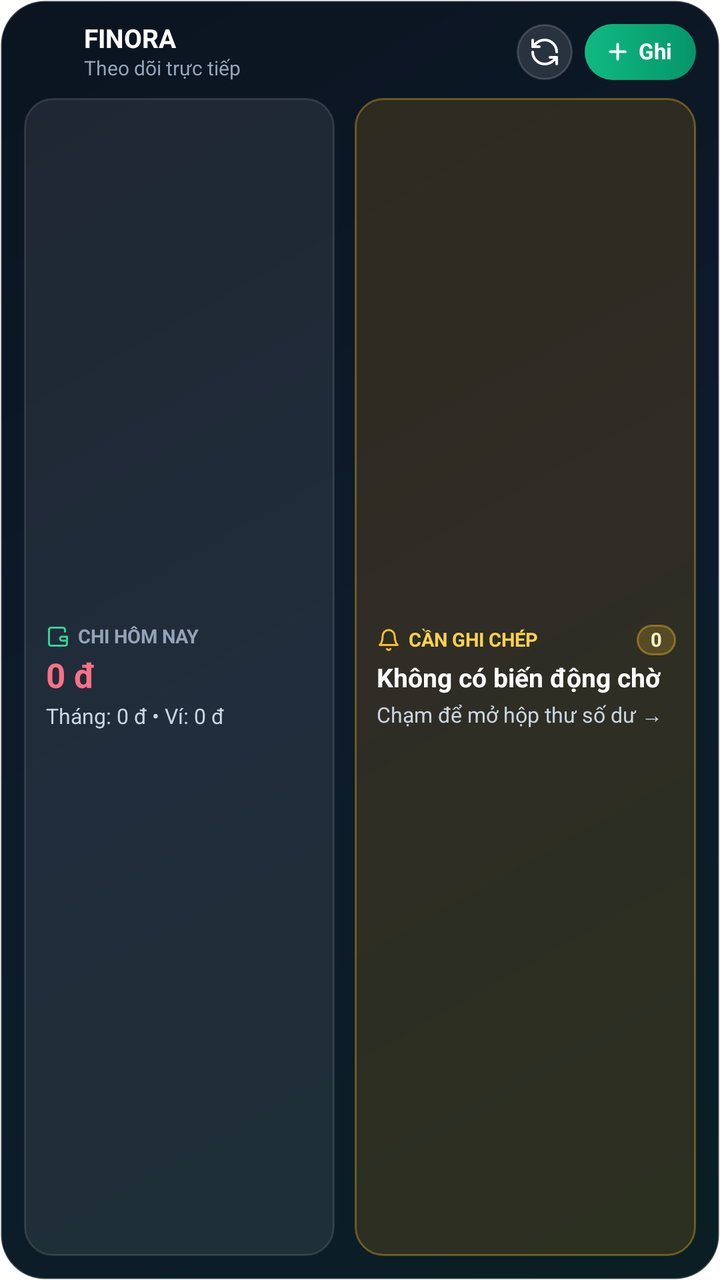
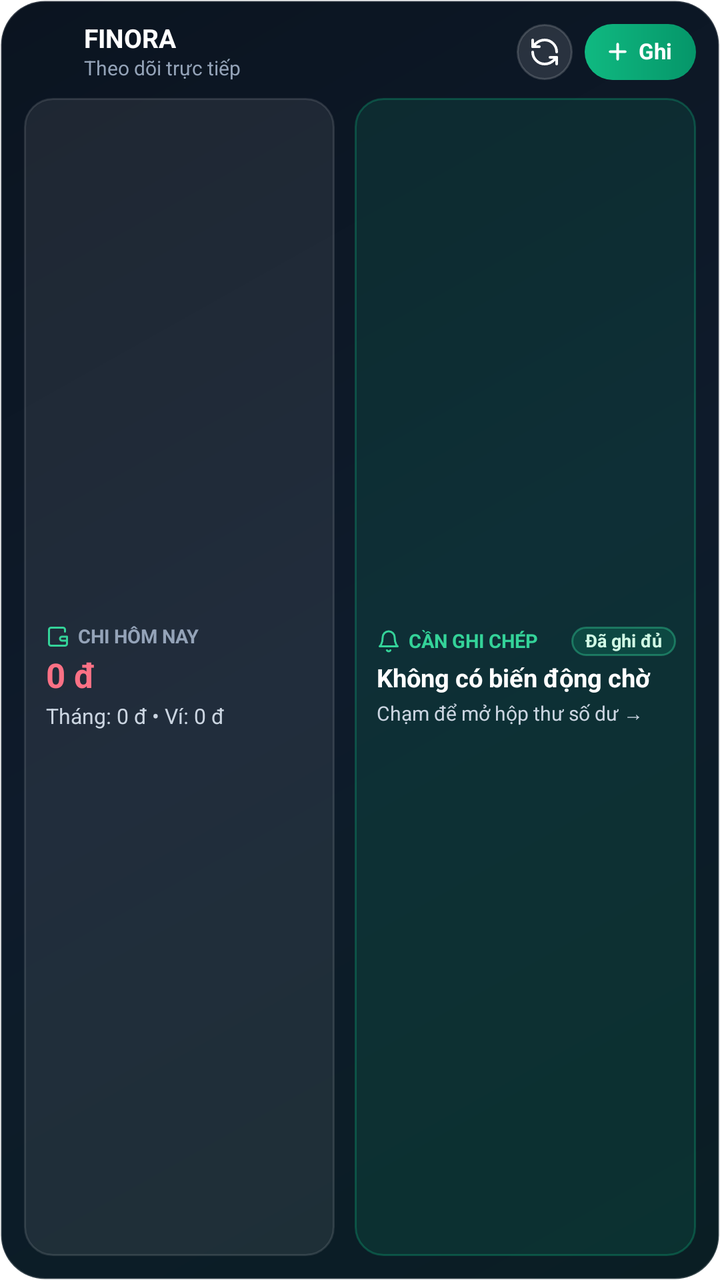

Screens rendered from an Android XML layout before and after an edit, with the pre-edit source and the edit as a unified diff.
<!-- AndroidManifest.xml: fallback theme Theme.MaterialComponents.DayNight.NoActionBar -->
<!-- res/layout/finora_widget_5x2.xml -->
<?xml version="1.0" encoding="utf-8"?>
<LinearLayout xmlns:android="http://schemas.android.com/apk/res/android"
    android:id="@+id/widget_root"
    android:layout_width="match_parent"
    android:layout_height="match_parent"
    android:background="@drawable/finora_widget_bg_dark"
    android:orientation="vertical"
    android:padding="12dp">

    
    <LinearLayout
        android:id="@+id/widget_header"
        android:layout_width="match_parent"
        android:layout_height="wrap_content"
        android:gravity="center_vertical"
        android:orientation="horizontal">

        <ImageView
            android:layout_width="22dp"
            android:layout_height="22dp"
            android:contentDescription="FINORA"
            android:src="@mipmap/ic_launcher_round" />

        <LinearLayout
            android:layout_width="0dp"
            android:layout_height="wrap_content"
            android:layout_marginStart="8dp"
            android:layout_weight="1"
            android:orientation="vertical">

            <TextView
                android:layout_width="wrap_content"
                android:layout_height="wrap_content"
                android:ellipsize="end"
                android:includeFontPadding="false"
                android:maxLines="1"
                android:text="FINORA"
                android:textColor="#FFFFFFFF"
                android:textSize="13sp"
                android:textStyle="bold" />

            <TextView
                android:id="@+id/widget_sync_time"
                android:layout_width="wrap_content"
                android:layout_height="wrap_content"
                android:layout_marginTop="1dp"
                android:ellipsize="end"
                android:includeFontPadding="false"
                android:maxLines="1"
                android:text="Theo dõi trực tiếp"
                android:textColor="#94A3B8"
                android:textSize="10sp" />
        </LinearLayout>

        <ImageView
            android:id="@+id/widget_btn_refresh"
            android:layout_width="28dp"
            android:layout_height="28dp"
            android:layout_marginEnd="6dp"
            android:background="@drawable/finora_widget_pill_glass"
            android:contentDescription="Làm mới"
            android:padding="6dp"
            android:src="@drawable/ic_widget_refresh" />

        <LinearLayout
            android:id="@+id/widget_btn_quick_add"
            android:layout_width="wrap_content"
            android:layout_height="28dp"
            android:background="@drawable/finora_widget_pill_primary"
            android:gravity="center_vertical"
            android:orientation="horizontal"
            android:paddingStart="10dp"
            android:paddingEnd="12dp">

            <ImageView
                android:layout_width="13dp"
                android:layout_height="13dp"
                android:contentDescription="Ghi nhanh"
                android:src="@drawable/ic_widget_plus" />

            <TextView
                android:layout_width="wrap_content"
                android:layout_height="wrap_content"
                android:layout_marginStart="4dp"
                android:includeFontPadding="false"
                android:text="Ghi"
                android:textColor="#FFFFFFFF"
                android:textSize="11sp"
                android:textStyle="bold" />
        </LinearLayout>
    </LinearLayout>

    
    <LinearLayout
        android:layout_width="match_parent"
        android:layout_height="0dp"
        android:layout_marginTop="9dp"
        android:layout_weight="1"
        android:orientation="horizontal">

        
        <LinearLayout
            android:id="@+id/widget_spend_tile"
            android:layout_width="0dp"
            android:layout_height="match_parent"
            android:layout_marginEnd="5dp"
            android:layout_weight="1.05"
            android:background="@drawable/finora_widget_tile_bg"
            android:gravity="center_vertical"
            android:orientation="vertical"
            android:paddingStart="11dp"
            android:paddingTop="8dp"
            android:paddingEnd="10dp"
            android:paddingBottom="8dp">

            <LinearLayout
                android:layout_width="match_parent"
                android:layout_height="wrap_content"
                android:gravity="center_vertical"
                android:orientation="horizontal">

                <ImageView
                    android:layout_width="12dp"
                    android:layout_height="12dp"
                    android:contentDescription="Chi tiêu"
                    android:src="@drawable/ic_widget_wallet" />

                <TextView
                    android:layout_width="wrap_content"
                    android:layout_height="wrap_content"
                    android:layout_marginStart="4dp"
                    android:ellipsize="end"
                    android:includeFontPadding="false"
                    android:maxLines="1"
                    android:text="CHI HÔM NAY"
                    android:textColor="#94A3B8"
                    android:textSize="9.5sp"
                    android:textStyle="bold" />
            </LinearLayout>

            <TextView
                android:id="@+id/widget_today_expense"
                android:layout_width="match_parent"
                android:layout_height="wrap_content"
                android:layout_marginTop="4dp"
                android:ellipsize="end"
                android:includeFontPadding="false"
                android:maxLines="1"
                android:text="0 đ"
                android:textColor="#FB7185"
                android:textSize="17sp"
                android:textStyle="bold" />

            <TextView
                android:id="@+id/widget_month_summary"
                android:layout_width="match_parent"
                android:layout_height="wrap_content"
                android:layout_marginTop="4dp"
                android:ellipsize="end"
                android:includeFontPadding="false"
                android:maxLines="1"
                android:text="Tháng: 0 đ • Ví: 0 đ"
                android:textColor="#CBD5E1"
                android:textSize="10.5sp" />
        </LinearLayout>

        
        <LinearLayout
            android:id="@+id/widget_pending_card"
            android:layout_width="0dp"
            android:layout_height="match_parent"
            android:layout_marginStart="5dp"
            android:layout_weight="1.15"
            android:background="@drawable/finora_widget_amber_card_bg"
            android:gravity="center_vertical"
            android:orientation="vertical"
            android:paddingStart="11dp"
            android:paddingTop="8dp"
            android:paddingEnd="10dp"
            android:paddingBottom="8dp">

            <LinearLayout
                android:layout_width="match_parent"
                android:layout_height="wrap_content"
                android:gravity="center_vertical"
                android:orientation="horizontal">

                <ImageView
                    android:layout_width="12dp"
                    android:layout_height="12dp"
                    android:contentDescription="Số dư chờ"
                    android:src="@drawable/ic_widget_bell" />

                <TextView
                    android:layout_width="0dp"
                    android:layout_height="wrap_content"
                    android:layout_marginStart="4dp"
                    android:layout_weight="1"
                    android:ellipsize="end"
                    android:includeFontPadding="false"
                    android:maxLines="1"
                    android:text="CẦN GHI CHÉP"
                    android:textColor="#FCD34D"
                    android:textSize="9.5sp"
                    android:textStyle="bold" />

                <TextView
                    android:id="@+id/widget_pending_badge_pill"
                    android:layout_width="wrap_content"
                    android:layout_height="wrap_content"
                    android:background="@drawable/finora_widget_pill_amber"
                    android:includeFontPadding="false"
                    android:paddingStart="7dp"
                    android:paddingTop="2dp"
                    android:paddingEnd="7dp"
                    android:paddingBottom="2dp"
                    android:text="0"
                    android:textColor="#FEF3C7"
                    android:textSize="9.5sp"
                    android:textStyle="bold" />
            </LinearLayout>

            <TextView
                android:id="@+id/widget_pending_headline"
                android:layout_width="match_parent"
                android:layout_height="wrap_content"
                android:layout_marginTop="4dp"
                android:ellipsize="end"
                android:includeFontPadding="false"
                android:maxLines="1"
                android:text="Không có biến động chờ"
                android:textColor="#FFFFFFFF"
                android:textSize="13sp"
                android:textStyle="bold" />

            <TextView
                android:id="@+id/widget_pending_sub"
                android:layout_width="match_parent"
                android:layout_height="wrap_content"
                android:layout_marginTop="3dp"
                android:ellipsize="end"
                android:includeFontPadding="false"
                android:maxLines="1"
                android:text="Chạm để mở hộp thư số dư →"
                android:textColor="#CBD5E1"
                android:textSize="10.5sp" />
        </LinearLayout>
    </LinearLayout>
</LinearLayout>
<!-- resources referenced by this layout -->
<resources>
  <!-- drawable finora_widget_amber_card_bg (drawable) -->
  <?xml version="1.0" encoding="utf-8"?>
  <shape xmlns:android="http://schemas.android.com/apk/res/android"
      android:shape="rectangle">
      <solid android:color="#24F59E0B" />
      <corners android:radius="14dp" />
      <stroke
          android:width="1dp"
          android:color="#59FBBF24" />
  </shape>
  <!-- drawable finora_widget_bg_dark (drawable) -->
  <?xml version="1.0" encoding="utf-8"?>
  <shape xmlns:android="http://schemas.android.com/apk/res/android"
      android:shape="rectangle">
      <gradient
          android:angle="315"
          android:startColor="#0B1420"
          android:centerColor="#0E1B2B"
          android:endColor="#0A1E24" />
      <corners android:radius="22dp" />
      <stroke
          android:width="1dp"
          android:color="#2EFFFFFF" />
  </shape>
  <!-- drawable finora_widget_pill_amber (drawable) -->
  <?xml version="1.0" encoding="utf-8"?>
  <shape xmlns:android="http://schemas.android.com/apk/res/android"
      android:shape="rectangle">
      <solid android:color="#33FBBF24" />
      <corners android:radius="999dp" />
      <stroke
          android:width="1dp"
          android:color="#66FBBF24" />
  </shape>
  <!-- drawable finora_widget_pill_glass (drawable) -->
  <?xml version="1.0" encoding="utf-8"?>
  <shape xmlns:android="http://schemas.android.com/apk/res/android"
      android:shape="rectangle">
      <solid android:color="#1EFFFFFF" />
      <corners android:radius="999dp" />
      <stroke
          android:width="1dp"
          android:color="#29FFFFFF" />
  </shape>
  <!-- drawable finora_widget_pill_primary (drawable) -->
  <?xml version="1.0" encoding="utf-8"?>
  <shape xmlns:android="http://schemas.android.com/apk/res/android"
      android:shape="rectangle">
      <gradient
          android:angle="0"
          android:startColor="#10B981"
          android:endColor="#059669" />
      <corners android:radius="999dp" />
  </shape>
  <!-- drawable finora_widget_tile_bg (drawable) -->
  <?xml version="1.0" encoding="utf-8"?>
  <shape xmlns:android="http://schemas.android.com/apk/res/android"
      android:shape="rectangle">
      <solid android:color="#14FFFFFF" />
      <corners android:radius="14dp" />
      <stroke
          android:width="1dp"
          android:color="#1EFFFFFF" />
  </shape>
  <!-- drawable ic_widget_bell (drawable) -->
  <?xml version="1.0" encoding="utf-8"?>
  <vector xmlns:android="http://schemas.android.com/apk/res/android"
      android:width="24dp"
      android:height="24dp"
      android:viewportWidth="24"
      android:viewportHeight="24">
      <path
          android:fillColor="@android:color/transparent"
          android:strokeColor="#FFFBBF24"
          android:strokeWidth="2"
          android:strokeLineCap="round"
          android:strokeLineJoin="round"
          android:pathData="M18,8A6,6 0 0,0 6,8c0,7 -3,9 -3,9h18s-3,-2 -3,-9" />
      <path
          android:fillColor="@android:color/transparent"
          android:strokeColor="#FFFBBF24"
          android:strokeWidth="2"
          android:strokeLineCap="round"
          android:strokeLineJoin="round"
          android:pathData="M13.73,21a2,2 0 0,1 -3.46,0" />
  </vector>
  <!-- drawable ic_widget_plus (drawable) -->
  <?xml version="1.0" encoding="utf-8"?>
  <vector xmlns:android="http://schemas.android.com/apk/res/android"
      android:width="24dp"
      android:height="24dp"
      android:viewportWidth="24"
      android:viewportHeight="24">
      <path
          android:fillColor="@android:color/transparent"
          android:strokeColor="#FFFFFFFF"
          android:strokeWidth="2.4"
          android:strokeLineCap="round"
          android:pathData="M12,5v14M5,12h14" />
  </vector>
  <!-- mipmap ic_launcher_round (mipmap-anydpi-v26) -->
  <adaptive-icon xmlns:android="http://schemas.android.com/apk/res/android">
      <background android:drawable="@color/finora_dragon_background"/>
      <foreground android:drawable="@drawable/finora_dragon_icon"/>
  </adaptive-icon>
  <color name="finora_dragon_background">#00866A</color>
  <!-- unchanged entries left out for length: 3 -->
</resources>

<!-- the commit's change to res/layout/finora_widget_5x2.xml (unified diff, before → after) -->
@@ -171,7 +171,7 @@
             android:layout_height="match_parent"
             android:layout_marginStart="5dp"
             android:layout_weight="1.15"
-            android:background="@drawable/finora_widget_amber_card_bg"
+            android:background="@drawable/finora_widget_emerald_card_bg"
             android:gravity="center_vertical"
             android:orientation="vertical"
             android:paddingStart="11dp"
@@ -186,12 +186,15 @@
                 android:orientation="horizontal">
 
                 <ImageView
+                    android:id="@+id/widget_pending_bell"
                     android:layout_width="12dp"
                     android:layout_height="12dp"
                     android:contentDescription="Số dư chờ"
-                    android:src="@drawable/ic_widget_bell" />
+                    android:src="@drawable/ic_widget_bell"
+                    android:tint="#34D399" />
 
                 <TextView
+                    android:id="@+id/widget_pending_label"
                     android:layout_width="0dp"
                     android:layout_height="wrap_content"
                     android:layout_marginStart="4dp"
@@ -200,7 +203,7 @@
                     android:includeFontPadding="false"
                     android:maxLines="1"
                     android:text="CẦN GHI CHÉP"
-                    android:textColor="#FCD34D"
+                    android:textColor="#34D399"
                     android:textSize="9.5sp"
                     android:textStyle="bold" />
 
@@ -208,15 +211,15 @@
                     android:id="@+id/widget_pending_badge_pill"
                     android:layout_width="wrap_content"
                     android:layout_height="wrap_content"
-                    android:background="@drawable/finora_widget_pill_amber"
+                    android:background="@drawable/finora_widget_pill_emerald"
                     android:includeFontPadding="false"
                     android:paddingStart="7dp"
                     android:paddingTop="2dp"
                     android:paddingEnd="7dp"
                     android:paddingBottom="2dp"
-                    android:text="0"
-                    android:textColor="#FEF3C7"
-                    android:textSize="9.5sp"
+                    android:text="Đã ghi đủ"
+                    android:textColor="#D1FAE5"
+                    android:textSize="9sp"
                     android:textStyle="bold" />
             </LinearLayout>
 
@@ -230,7 +233,7 @@
                 android:maxLines="1"
                 android:text="Không có biến động chờ"
                 android:textColor="#FFFFFFFF"
-                android:textSize="13sp"
+                android:textSize="12.5sp"
                 android:textStyle="bold" />
 
             <TextView
@@ -240,10 +243,10 @@
                 android:layout_marginTop="3dp"
                 android:ellipsize="end"
                 android:includeFontPadding="false"
-                android:maxLines="1"
+                android:maxLines="2"
                 android:text="Chạm để mở hộp thư số dư →"
                 android:textColor="#CBD5E1"
-                android:textSize="10.5sp" />
+                android:textSize="10sp" />
         </LinearLayout>
     </LinearLayout>
 </LinearLayout>
<!-- resource entries referenced after the edit -->
@@ -1,15 +1,5 @@
 <!-- resources referenced by this layout -->
 <resources>
-  <!-- drawable finora_widget_amber_card_bg (drawable) -->
-  <?xml version="1.0" encoding="utf-8"?>
-  <shape xmlns:android="http://schemas.android.com/apk/res/android"
-      android:shape="rectangle">
-      <solid android:color="#24F59E0B" />
-      <corners android:radius="14dp" />
-      <stroke
-          android:width="1dp"
-          android:color="#59FBBF24" />
-  </shape>
   <!-- drawable finora_widget_bg_dark (drawable) -->
   <?xml version="1.0" encoding="utf-8"?>
   <shape xmlns:android="http://schemas.android.com/apk/res/android"
@@ -24,15 +14,25 @@
           android:width="1dp"
           android:color="#2EFFFFFF" />
   </shape>
-  <!-- drawable finora_widget_pill_amber (drawable) -->
+  <!-- drawable finora_widget_emerald_card_bg (drawable) -->
   <?xml version="1.0" encoding="utf-8"?>
   <shape xmlns:android="http://schemas.android.com/apk/res/android"
       android:shape="rectangle">
-      <solid android:color="#33FBBF24" />
+      <solid android:color="#1F10B981" />
+      <corners android:radius="14dp" />
+      <stroke
+          android:width="1dp"
+          android:color="#4D10B981" />
+  </shape>
+  <!-- drawable finora_widget_pill_emerald (drawable) -->
+  <?xml version="1.0" encoding="utf-8"?>
+  <shape xmlns:android="http://schemas.android.com/apk/res/android"
+      android:shape="rectangle">
+      <solid android:color="#2E10B981" />
       <corners android:radius="999dp" />
       <stroke
           android:width="1dp"
-          android:color="#66FBBF24" />
+          android:color="#6634D399" />
   </shape>
   <!-- drawable finora_widget_pill_glass (drawable) -->
   <?xml version="1.0" encoding="utf-8"?>
@@ -73,14 +73,14 @@
       android:viewportHeight="24">
       <path
           android:fillColor="@android:color/transparent"
-          android:strokeColor="#FFFBBF24"
+          android:strokeColor="#FFFFFFFF"
           android:strokeWidth="2"
           android:strokeLineCap="round"
           android:strokeLineJoin="round"
           android:pathData="M18,8A6,6 0 0,0 6,8c0,7 -3,9 -3,9h18s-3,-2 -3,-9" />
       <path
           android:fillColor="@android:color/transparent"
-          android:strokeColor="#FFFBBF24"
+          android:strokeColor="#FFFFFFFF"
           android:strokeWidth="2"
           android:strokeLineCap="round"
           android:strokeLineJoin="round"
